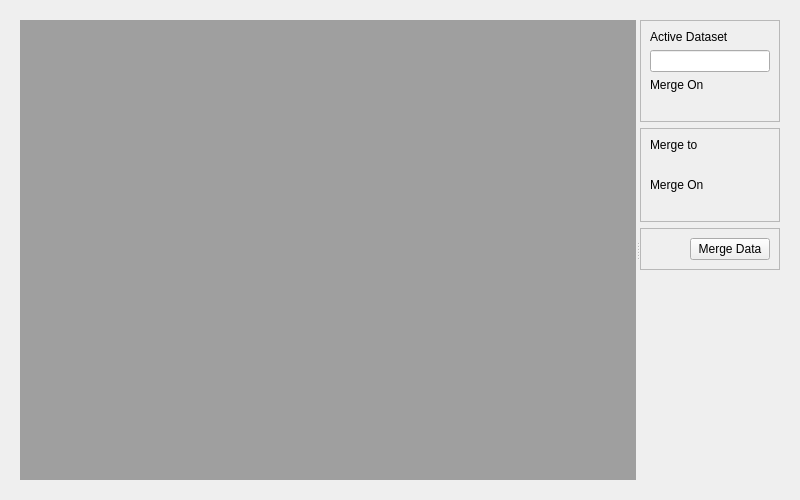
The window that NiChart/plugins/mergeview/mergeview.ui (gurayerus/NiChart) describes before a commit, drawn with Qt 5.
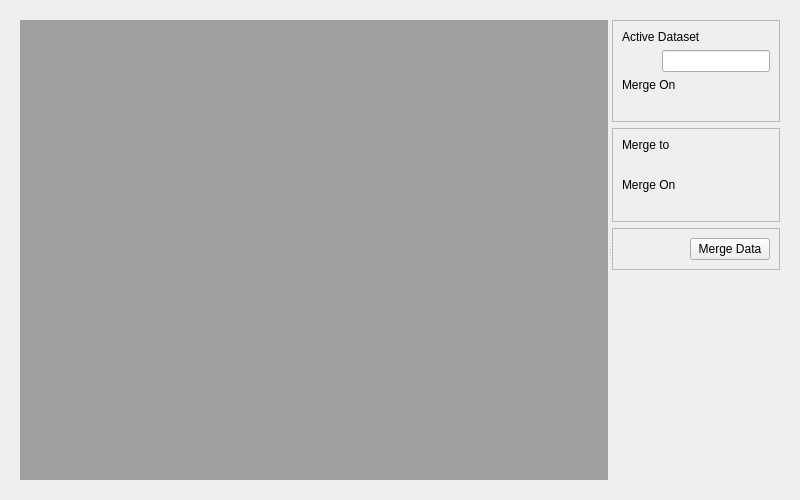
The same window after the commit.

Commit message: Correct merge view

The edit to the form file:
```diff
--- a/NiChart/plugins/mergeview/mergeview.ui
+++ b/NiChart/plugins/mergeview/mergeview.ui
@@ -35,7 +35,7 @@
                         <verstretch>0</verstretch>
                     </sizepolicy>
                     </property>
-                    <layout  class="QVBoxLayout"  name="vlA">
+                    <layout  class="QVBoxLayout"  name="vlViewer">
                     <item>
                         <widget  class="QMdiArea"  name="mdiArea"/>
                     </item>
@@ -49,7 +49,7 @@
                         <verstretch>0</verstretch>
                     </sizepolicy>
                     </property>
-                    <layout  class="QVBoxLayout"  name="vlB">
+                    <layout  class="QVBoxLayout"  name="vlOptions">
                         
                     <item>
                         <widget  class="QFrame"  name="wActiveDset">
@@ -62,10 +62,13 @@
                         <property  name="lineWidth">
                             <number>8</number>
                         </property>
-                        <layout  class="QVBoxLayout"  name="vlBA">
+                        
+
+
+                        <layout  class="QVBoxLayout"  name="vlActiveDset">
                             
                             <item>
-                            <widget  class="QLabel"  name="label_select">
+                            <widget  class="QLabel"  name="label_activeDset">
                                 <property  name="text">
                                 <string>Active Dataset</string>
                                 </property>
@@ -73,11 +76,28 @@
                             </item>
 
                             <item>
-                                <widget  class="QLineEdit"  name="edit_dset1">
-                                    <property  name="text">
-                                    <string> </string>
+                            <layout  class="QHBoxLayout"  name="horizontalLayout_5">
+                                <item>
+                                <spacer  name="horizontalSpacer_5">
+                                    <property  name="orientation">
+                                    <enum>Qt::Horizontal</enum>
                                     </property>
-                                </widget>
+                                    <property  name="sizeHint"  stdset="0">
+                                    <size>
+                                        <width>40</width>
+                                        <height>20</height>
+                                    </size>
+                                    </property>
+                                </spacer>
+                                </item>
+                                <item>
+                                    <widget  class="QLineEdit"  name="edit_dset1">
+                                        <property  name="text">
+                                        <string> </string>
+                                        </property>
+                                    </widget>
+                                </item>
+                            </layout>
                             </item>
 
                             <item>
@@ -115,7 +135,7 @@
                     
                     
                     <item>
-                        <widget  class="QFrame"  name="wMerge">
+                        <widget  class="QFrame"  name="wMerge2">
                         <property  name="frameShape">
                             <enum>QFrame::StyledPanel</enum>
                         </property>
@@ -136,7 +156,7 @@
                             </item>
 
                             <item>
-                            <layout  class="QHBoxLayout"  name="horizontalLayout_6">
+                            <layout  class="QHBoxLayout"  name="hlMergeDset2">
                                 <item>
                                 <spacer  name="horizontalSpacer_6">
                                     <property  name="orientation">
@@ -165,7 +185,7 @@
                             </item>
                             
                             <item>
-                            <layout  class="QHBoxLayout"  name="horizontalLayout_7">
+                            <layout  class="QHBoxLayout"  name="hlMergeVar2">
                                 <item>
                                 <spacer  name="horizontalSpacer_7">
                                     <property  name="orientation">
@@ -195,7 +215,7 @@
                     </item>
                     
                     <item>
-                        <widget  class="QFrame"  name="wMerge2">
+                        <widget  class="QFrame"  name="wMerge">
                         <property  name="frameShape">
                             <enum>QFrame::StyledPanel</enum>
                         </property>
```
Left out of the diff: 13 changed lines with no effect on the pictures. The commit also changes 2 other files.
